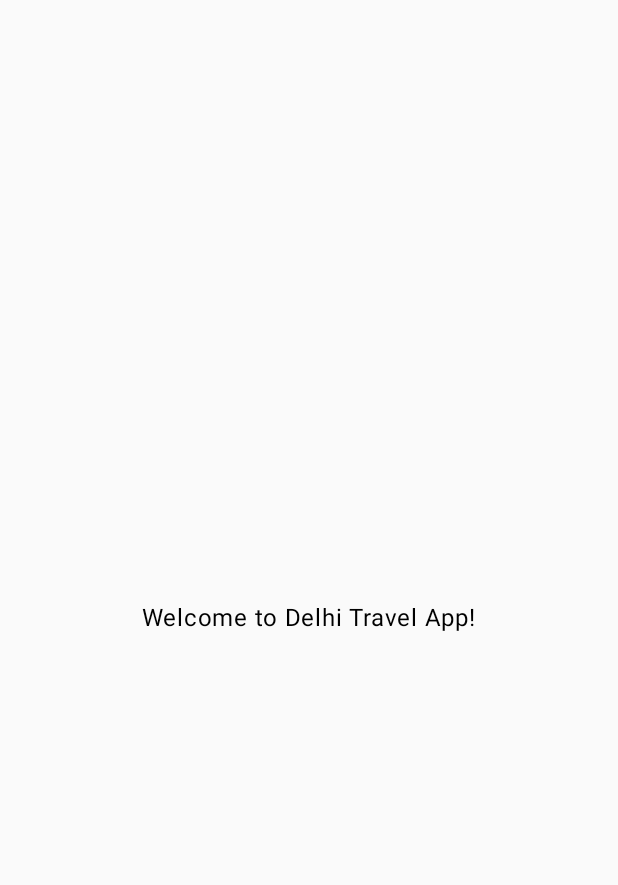
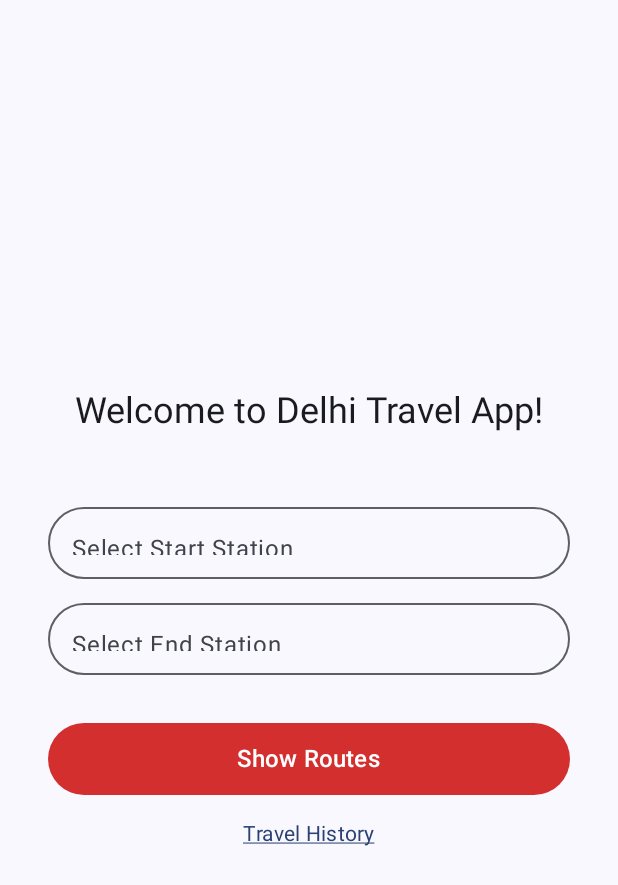
Before and after one commit to Prince22378/DelhiTravelApp, an Android app built with Jetpack Compose: the HomeActivity screen opened directly, with no data from a screen before it, on a phone screen of 412 x 824 dp. Before the commit the part shown is almost empty. Shown: the top 885 px of the screen. Run offline under Robolectric (Android 15) with nearby library versions, the phone set to English and light mode, and no system bars.

Commit message:
Home Screen

```diff
--- a/app/build.gradle.kts
+++ b/app/build.gradle.kts
@@ -201,5 +201,24 @@ dependencies {
     implementation(libs.androidx.material.icons.extended.v143)
     implementation(libs.androidx.datastore.preferences)
 
+// Core Compose
+    implementation(libs.androidx.activity.compose)
+    implementation(libs.androidx.ui)
+    implementation(libs.androidx.ui.tooling.preview)
+    debugImplementation(libs.androidx.ui.tooling)
+
+// Material 3
+    implementation(libs.androidx.material3)
+
+// Material Icons (Core + Extended)
+    implementation(libs.androidx.material.icons.core)
+    implementation(libs.androidx.material.icons.extended)
+
+// Foundation (LazyGrid, etc.)
+    implementation(libs.androidx.foundation)
+
+// Navigation, ViewModel, etc.
+    implementation(libs.androidx.navigation.compose)
+    implementation(libs.androidx.lifecycle.viewmodel.compose)
 
 }
--- a/app/src/main/java/com/example/delhitravelapp/HomeActivity.kt
+++ b/app/src/main/java/com/example/delhitravelapp/HomeActivity.kt
@@ -2,22 +2,43 @@ package com.example.delhitravelapp
 
 import android.os.Bundle
 import androidx.activity.compose.setContent
-import androidx.compose.foundation.layout.Box
+import androidx.compose.foundation.clickable
+import androidx.compose.foundation.layout.Arrangement
+import androidx.compose.foundation.layout.Column
+import androidx.compose.foundation.layout.Spacer
 import androidx.compose.foundation.layout.fillMaxSize
+import androidx.compose.foundation.layout.fillMaxWidth
+import androidx.compose.foundation.layout.height
+import androidx.compose.foundation.layout.padding
+import androidx.compose.foundation.shape.RoundedCornerShape
+import androidx.compose.material3.Button
+import androidx.compose.material3.ButtonDefaults
+import androidx.compose.material3.MaterialTheme
+import androidx.compose.material3.OutlinedTextField
+import androidx.compose.material3.Surface
 import androidx.compose.material3.Text
 import androidx.compose.runtime.Composable
+import androidx.compose.runtime.getValue
+import androidx.compose.runtime.mutableStateOf
+import androidx.compose.runtime.remember
+import androidx.compose.runtime.setValue
 import androidx.compose.ui.Alignment
 import androidx.compose.ui.Modifier
+import androidx.compose.ui.graphics.Color
 import androidx.compose.ui.res.stringResource
-import androidx.compose.ui.tooling.preview.Preview
+import androidx.compose.ui.text.style.TextDecoration
+import androidx.compose.ui.unit.dp
+import androidx.compose.ui.unit.sp
 import com.example.delhitravelapp.ui.theme.DelhiTravelAppTheme
 
-class HomeActivity : BaseActivity() {
+class HomeActivity : BaseActivity()  {
     override fun onCreate(savedInstanceState: Bundle?) {
         super.onCreate(savedInstanceState)
         setContent {
             DelhiTravelAppTheme {
-                HomeScreen()
+                Surface(Modifier.fillMaxSize(), color = MaterialTheme.colorScheme.background) {
+                    HomeScreen()
+                }
             }
         }
     }
@@ -25,18 +46,67 @@ class HomeActivity : BaseActivity() {
 
 @Composable
 fun HomeScreen() {
-    Box(
-        modifier = Modifier.fillMaxSize(),
-        contentAlignment = Alignment.Center
+    var startStation by remember { mutableStateOf("") }
+    var endStation by remember { mutableStateOf("") }
+
+    Column(
+        modifier = Modifier
+            .fillMaxSize()
+            .padding(horizontal = 32.dp),
+        horizontalAlignment = Alignment.CenterHorizontally,
+        verticalArrangement = Arrangement.Center
     ) {
-        Text(text = stringResource(R.string.welcome))
+        Text(
+            text = stringResource(R.string.welcome),
+            style = MaterialTheme.typography.headlineSmall,
+            modifier = Modifier.padding(bottom = 48.dp)
+        )
+
+        // "Select Start Station" field
+        OutlinedTextField(
+            value = startStation,
+            onValueChange = { startStation = it },
+            placeholder = { Text(stringResource(R.string.start_station)) },
+            modifier = Modifier
+                .fillMaxWidth()
+                .height(48.dp),
+            shape = RoundedCornerShape(24.dp),
+        )
+        Spacer(Modifier.height(16.dp))
+
+        // "Select End Station" field
+        OutlinedTextField(
+            value = endStation,
+            onValueChange = { endStation = it },
+            placeholder = { Text(stringResource(R.string.end_station)) },
+            modifier = Modifier
+                .fillMaxWidth()
+                .height(48.dp),
+            shape = RoundedCornerShape(24.dp),
+        )
+        Spacer(Modifier.height(32.dp))
+
+        // "Show Routes" button
+        Button(
+            onClick = { /* TODO: show routes */ },
+            colors = ButtonDefaults.buttonColors(containerColor = Color(0xFFD32F2F)),
+            modifier = Modifier
+                .fillMaxWidth()
+                .height(48.dp),
+            shape = RoundedCornerShape(24.dp)
+        ) {
+            Text(text = stringResource(R.string.show_routes), fontSize = 16.sp, color = Color.White)
+        }
+        Spacer(Modifier.height(16.dp))
+
+        // "Travel History" link
+        Text(
+            text = stringResource(R.string.travel_history),
+            style = MaterialTheme.typography.bodyMedium.copy(
+                color = MaterialTheme.colorScheme.primary,
+                textDecoration = TextDecoration.Underline
+            ),
+            modifier = Modifier.clickable { /* TODO: navigate to history */ }
+        )
     }
 }
-
-@Preview(showBackground = true)
-@Composable
-fun HomeScreenPreview() {
-    DelhiTravelAppTheme {
-        HomeScreen()
-    }
-}
--- a/app/src/main/res/values/strings.xml
+++ b/app/src/main/res/values/strings.xml
@@ -4,4 +4,11 @@
     <string name="choose_language">Choose a language</string>
     <string name="search_languages">Search languages</string>
     <string name="cont">Continue</string>
+    <string name="start_station">Select Start Station</string>
+    <string name="end_station">Select End Station</string>
+    <string name="show_routes">Show Routes</string>
+    <string name="travel_history">Travel History</string>
+
+
+
 </resources>
--- a/gradle/libs.versions.toml
+++ b/gradle/libs.versions.toml
@@ -49,7 +49,7 @@ materialIcons = "1.7.8"
 roomCommon = "2.7.1"
 room = "2.7.1"
 navigationRuntimeKtx = "2.8.9"
-
+androidxFoundation = "1.8.0"
 
 [libraries]
 androidx-animation-core = { module = "androidx.compose.animation:animation-core", version.ref = "animationCore" }
@@ -122,7 +122,6 @@ kotlin-gradle-plugin = { module = "org.jetbrains.kotlin:kotlin-gradle-plugin", v
 androidx-material3-android = { group = "androidx.compose.material3", name = "material3-android", version.ref = "material3Android" }
 androidx-media3-common-ktx = { group = "androidx.media3", name = "media3-common-ktx", version.ref = "media3CommonKtx" }
 
-
 [plugins]
 android-application = { id = "com.android.application", version.ref = "agp" }
 kotlin-android = { id = "org.jetbrains.kotlin.android", version.ref = "kotlin" }
```
Also changed, not shown: 3 other files.
